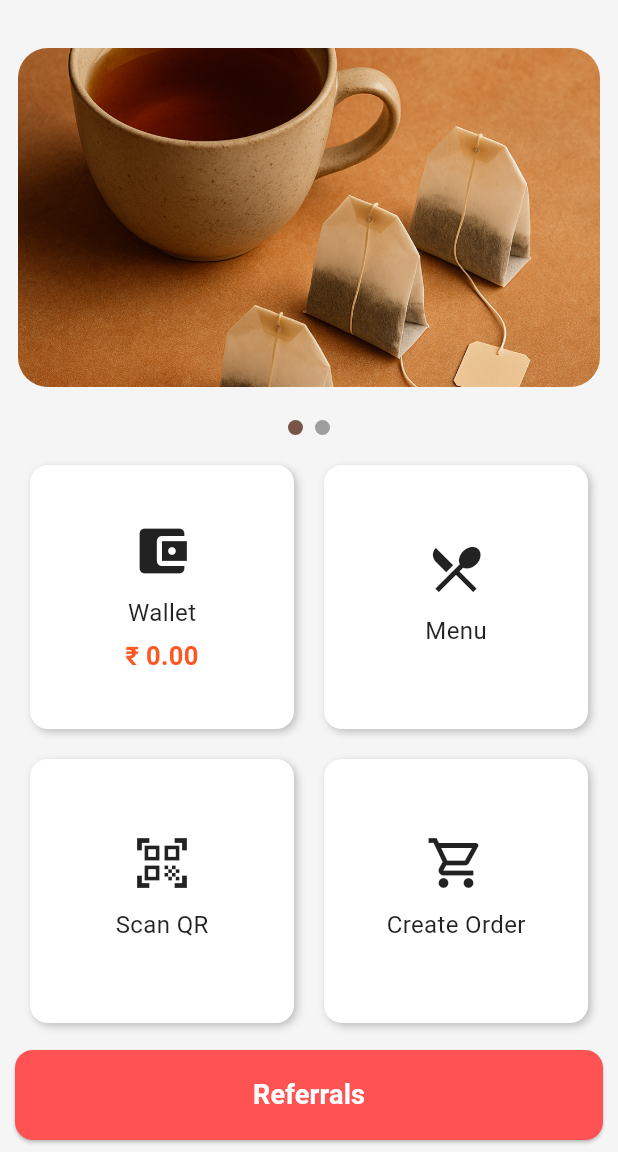
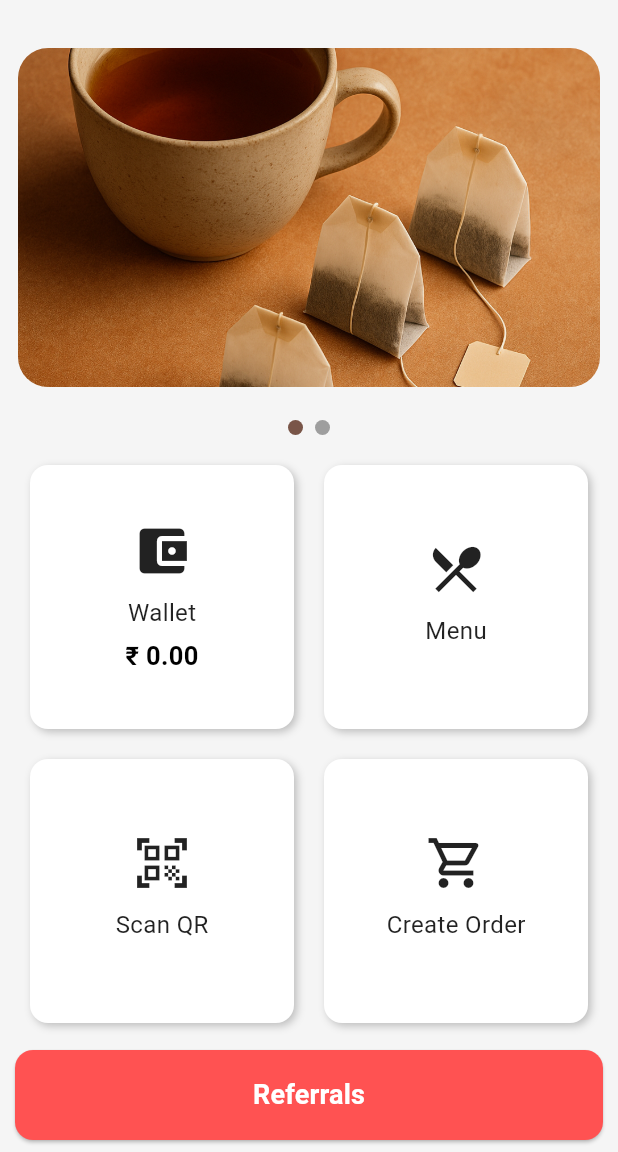
Before and after one commit to antonykj623/kljcustomers, a Flutter app: the CafeHomePage screen opened directly, on a phone screen of 412 x 824 dp, the part 84-1236 px from its top. Run offline on Flutter 3.47's test engine with Material 3 defaults, Android fonts, the phone set to English and light mode, and no system bars; our stand-ins replace bloc, device_info_plus, fl_chart, flutter_bloc, flutter_local_notifications, pinput and 3 more; missing offline and left inert: mobile_scanner; accounts and stored records are empty; network calls fail.

Commit message:
commited by antony

```diff
--- a/lib/domain/wallet_transaction_entity.dart
+++ b/lib/domain/wallet_transaction_entity.dart
@@ -25,10 +25,10 @@ class WalletTransactionEntity {
 class WalletTransactionData {
 	String? id = '';
 	@JSONField(name: "user_id")
-	String? userId = '';
-	String? credit = '';
-	String? debit = '';
-	String? balance = '';
+	String? userId = '0';
+	String? credit = '0';
+	String? debit = '0';
+	String? balance = '0';
 	String? description = '';
 	@JSONField(name: "created_date")
 	String? createdDate = '';
--- a/lib/widgets/home.dart
+++ b/lib/widgets/home.dart
@@ -332,7 +332,7 @@ class _CafeHomePageState extends State<CafeHomePage> {
                   "₹ "+walletbalance,
                   style: const TextStyle(
                       fontSize: 17,
-                      color: Colors.deepOrange,
+                      color: Colors.black,
                       fontWeight: FontWeight.bold),
                 );
               },
```
Also changed, not shown: lib/widgets/wallet_page.dart (+120 -9 lines).
